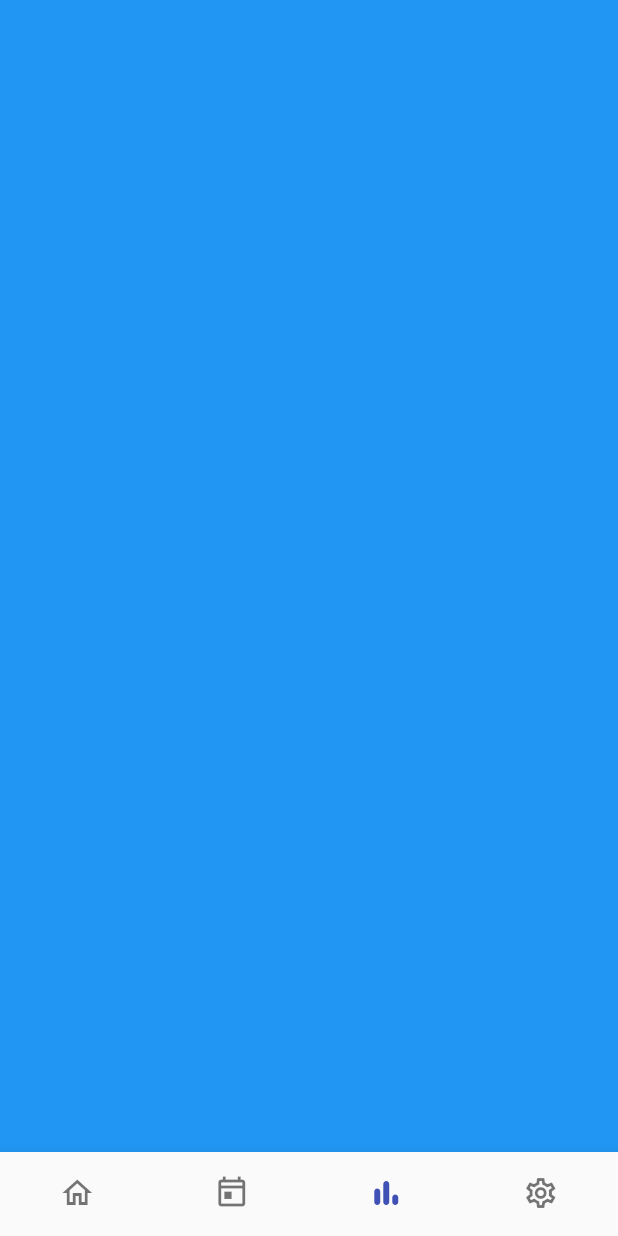
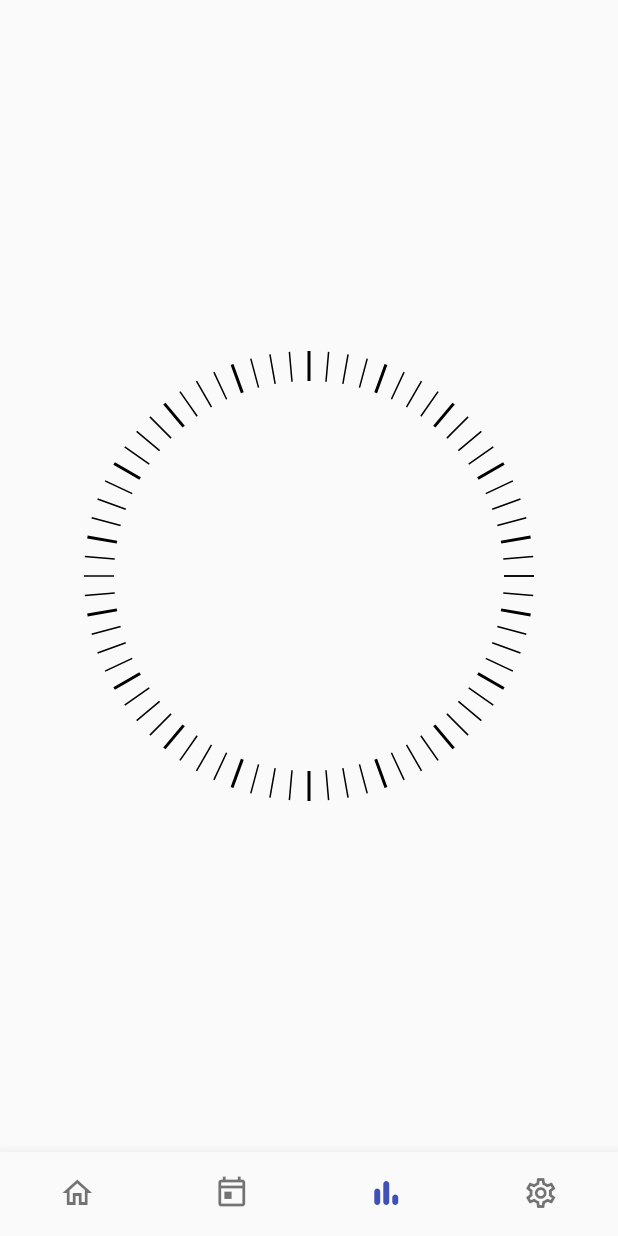
Before and after one commit to jgwng/time_tracker, a Flutter app: the screen it shows after launch, item 3 of the bottom bar chosen, on a phone screen of 412 x 824 dp. Run offline on Flutter 3.47's test engine with Material 2 defaults, Android fonts, the phone set to English and light mode, and no system bars; our stand-ins replace lottie.

Commit message:
06/25 commit

```diff
--- a/lib/ui/views/main_page.dart
+++ b/lib/ui/views/main_page.dart
@@ -2,6 +2,7 @@ import 'package:flutter/material.dart';
 import 'package:flutter/widgets.dart';
 import 'package:timetracker/ui/views/home/home_page.dart';
 import 'package:timetracker/ui/views/setting/setting_page.dart';
+import 'package:timetracker/ui/views/statistics/total_statistics_page.dart';
 import 'home/schedule_list/schedule_list_page.dart';
 
 class MainPage extends StatefulWidget{
@@ -90,7 +91,7 @@ class _MainPageState extends State<MainPage>{
         return [
           HomePage(),
           ScheduleListPage(),
-          Container(color: Colors.blue,),
+          TotalReportPage(),
           SettingPage()
         ].elementAt(index);
       },
--- a/lib/ui/views/setting/setting_page.dart
+++ b/lib/ui/views/setting/setting_page.dart
@@ -41,10 +41,11 @@ class _SettingPageState extends State<SettingPage>{
                  width: 45,
                  height: 45,
                  alignment: Alignment.center,
+                 margin: EdgeInsets.only(top: 3),
                  child: Image.asset('assets/images/setting/user.png',fit: BoxFit.cover,),
                ),
                title: Text('아무개12345678님',style: AppThemes.textTheme.bodyText1,),
-               subtitle: Text('탭하여 닉네임을 변경할 수 있어요!',style: AppThemes.textTheme.bodyText1,),
+               subtitle: Text('탭하여 닉네임을 변경할 수 있어요!',style: AppThemes.textTheme.bodyText2!.copyWith(color: Colors.grey),),
              ),
            ),
 
@@ -88,6 +89,7 @@ class _SettingPageState extends State<SettingPage>{
   Widget itemList(int index){
     return Container(
       height: 60,
+
       child: ListTile(
         title: Text(crmMenuList[index],style: AppThemes.textTheme.subtitle2,),
       ),
@@ -97,6 +99,7 @@ class _SettingPageState extends State<SettingPage>{
   Widget settingListItem(int index){
     return Container(
       height : 60,
+      alignment: Alignment.center,
       child: ListTile(
         onTap: (index != 2) ? null : (){print('aa');},
         title: Text(settingList[index],style: AppThemes.textTheme.subtitle2,),
--- /dev/null
+++ b/lib/ui/views/statistics/report_chart_painter.dart
@@ -0,0 +1,67 @@
+
+import 'dart:math';
+
+import 'package:flutter/material.dart';
+
+class WheelCircle extends CustomPainter {
+  double wheelSize;
+  double longNeedleHeight;
+  double shortNeedleHeight;
+  BuildContext context;
+
+  WheelCircle(
+      {required this.wheelSize,
+        required this.longNeedleHeight,
+        required this.shortNeedleHeight,
+        required this.context});
+
+
+  double degreeToRadians(double degrees) => degrees * (pi / 180);
+
+  double radianToDegrees(double radians) => radians * (180 / pi);
+
+  @override
+  void paint(Canvas canvas, Size size) {
+    // final wheelBorder = Paint()
+    //   ..style = PaintingStyle.stroke
+    //   ..strokeWidth = 2.0
+    //   ..color = Theme.of(context).textTheme.bodyText2.color;
+
+    final shortNeedle = Paint()
+      ..style = PaintingStyle.stroke
+      ..strokeWidth = 1
+      ..color = Colors.black;
+
+    final longNeedle = Paint()
+      ..style = PaintingStyle.stroke
+      ..strokeWidth = 2
+      ..color = Colors.black;
+
+    // canvas.drawCircle(Offset(0, 0), wheelSize / 2, wheelBorder);
+    // canvas.drawLine(Offset(0, -50), Offset(0, 0),
+    //     wheelBorder); // <- this line is drawn just to help debug the angle. Comment this in prod.
+
+    for (double i = 0; i <= 360; i++) {
+      if (i % 20 != 0 && i % 10 == 0) {
+        canvas.drawLine(
+            Offset(( wheelSize / 2) * cos(degreeToRadians(i)),
+                ( wheelSize / 2) * sin(degreeToRadians(i))),
+            Offset((( wheelSize / 2) - longNeedleHeight) * cos(degreeToRadians(i)),
+                (( wheelSize / 2) - longNeedleHeight) * sin(degreeToRadians(i))),
+            longNeedle);
+      } else {
+        if (i % 5 == 0) {
+          canvas.drawLine(
+              Offset(( wheelSize / 2) * cos(degreeToRadians(i)),
+                  ( wheelSize / 2) * sin(degreeToRadians(i))),
+              Offset((( wheelSize / 2) - shortNeedleHeight) * cos(degreeToRadians(i)),
+                  (( wheelSize / 2) - shortNeedleHeight) * sin(degreeToRadians(i))),
+              shortNeedle);
+        }
+      }
+    }
+  }
+
+  @override
+  bool shouldRepaint(CustomPainter oldDelegate) => false;
+}
--- /dev/null
+++ b/lib/ui/views/statistics/total_statistics_page.dart
@@ -0,0 +1,31 @@
+import 'package:flutter/cupertino.dart';
+import 'package:flutter/material.dart';
+import 'package:timetracker/ui/views/statistics/report_chart_painter.dart';
+
+class TotalReportPage extends StatefulWidget{
+  @override
+  _TotalReportPageState createState() => _TotalReportPageState();
+}
+
+class _TotalReportPageState extends State<TotalReportPage>{
+  @override
+  Widget build(BuildContext context) {
+   return Scaffold(
+     body : Center(
+       child: Container(
+         width: 300,
+         height: 180,
+         alignment: Alignment.center,
+         child: CustomPaint(
+           painter: WheelCircle(
+             context: context,
+            longNeedleHeight: 20,
+           shortNeedleHeight: 20,
+           wheelSize: 300),
+         ),
+       ),
+     )
+   );
+  }
+
+}
```
